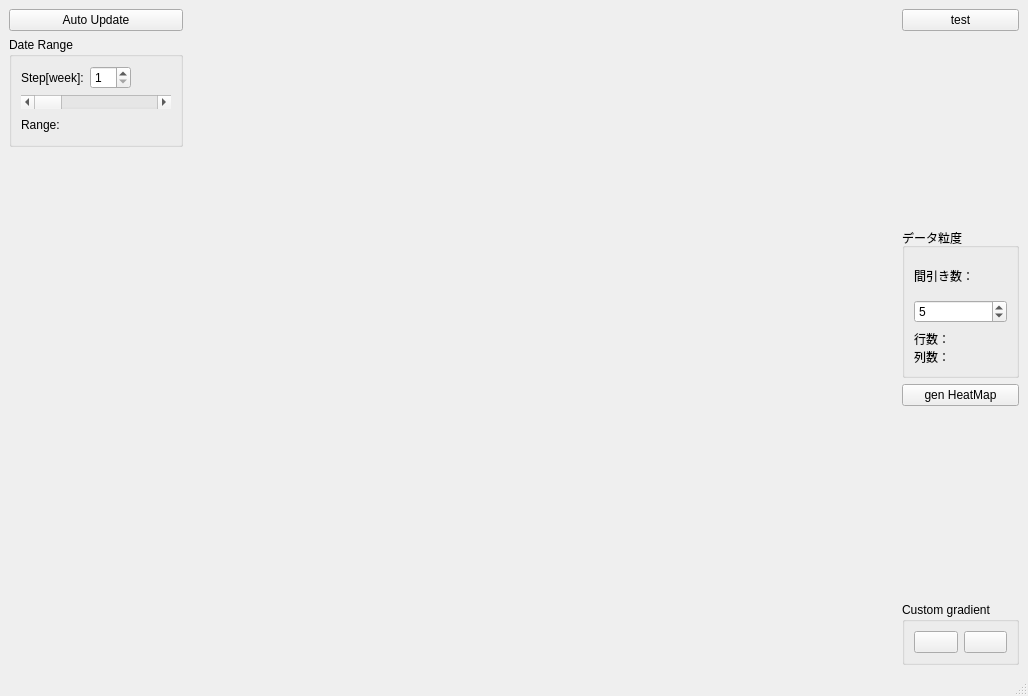
Before: the Qt Designer form trade_monitor/trade_monitor/gapfill/gapfill_heatmap.ui in takkin-takilog/namake-trader, drawn with Qt 5.
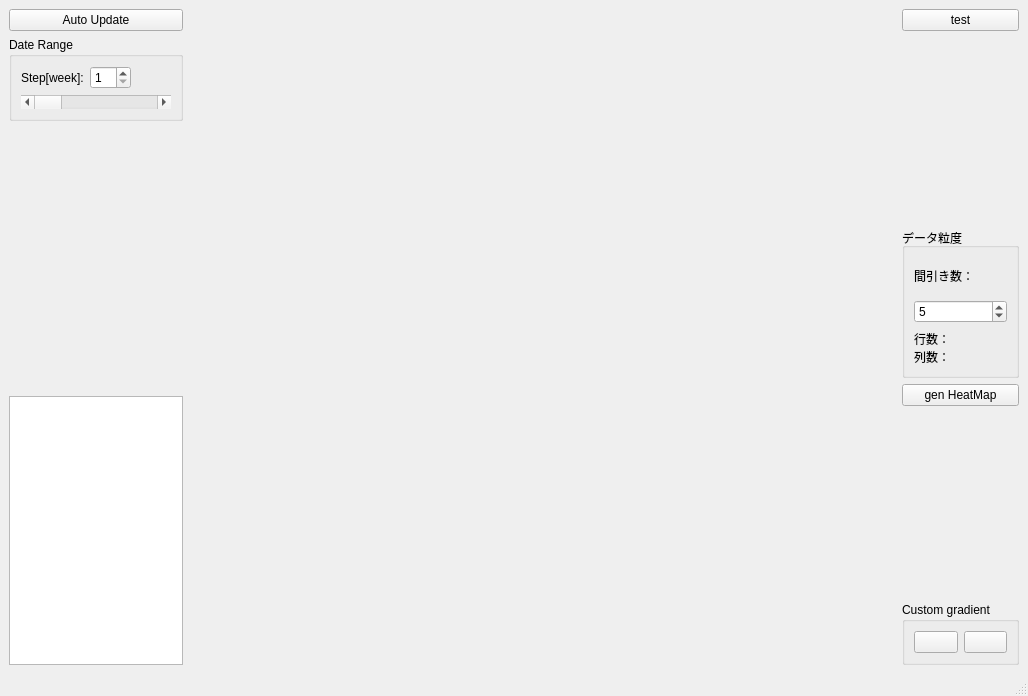
After: the same form once the commit is applied.

Diff of the .ui file:
```diff
--- a/trade_monitor/trade_monitor/gapfill/gapfill_heatmap.ui
+++ b/trade_monitor/trade_monitor/gapfill/gapfill_heatmap.ui
@@ -83,30 +83,6 @@
            </property>
           </widget>
          </item>
-         <item>
-          <layout class="QHBoxLayout" name="horizontalLayout_12">
-           <item>
-            <widget class="QLabel" name="label_11">
-             <property name="text">
-              <string>Range:</string>
-             </property>
-            </widget>
-           </item>
-           <item>
-            <spacer name="horizontalSpacer_10">
-             <property name="orientation">
-              <enum>Qt::Horizontal</enum>
-             </property>
-             <property name="sizeHint" stdset="0">
-              <size>
-               <width>40</width>
-               <height>20</height>
-              </size>
-             </property>
-            </spacer>
-           </item>
-          </layout>
-         </item>
         </layout>
        </widget>
       </item>
@@ -123,6 +99,22 @@
         </property>
        </spacer>
       </item>
+      <item>
+       <widget class="QPlainTextEdit" name="plainTextEdit_DateList">
+        <property name="sizePolicy">
+         <sizepolicy hsizetype="Ignored" vsizetype="Expanding">
+          <horstretch>0</horstretch>
+          <verstretch>0</verstretch>
+         </sizepolicy>
+        </property>
+        <property name="minimumSize">
+         <size>
+          <width>0</width>
+          <height>0</height>
+         </size>
+        </property>
+       </widget>
+      </item>
      </layout>
     </item>
     <item>
```
Left out of the diff: 6 changed lines with no effect on the pictures.
